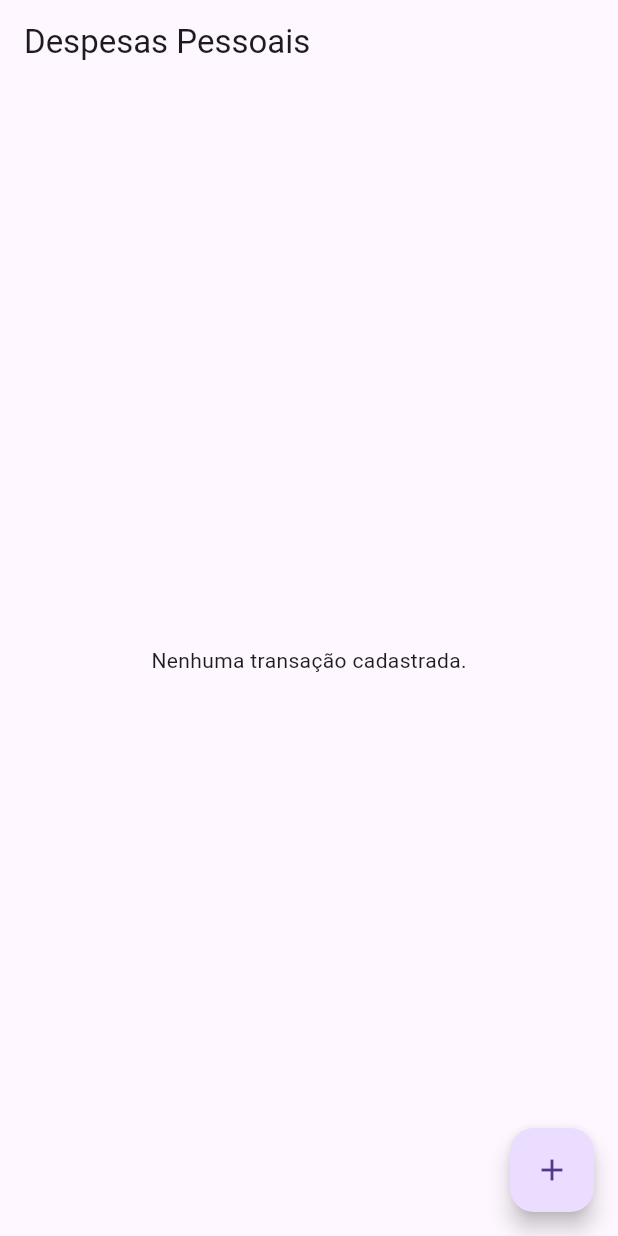
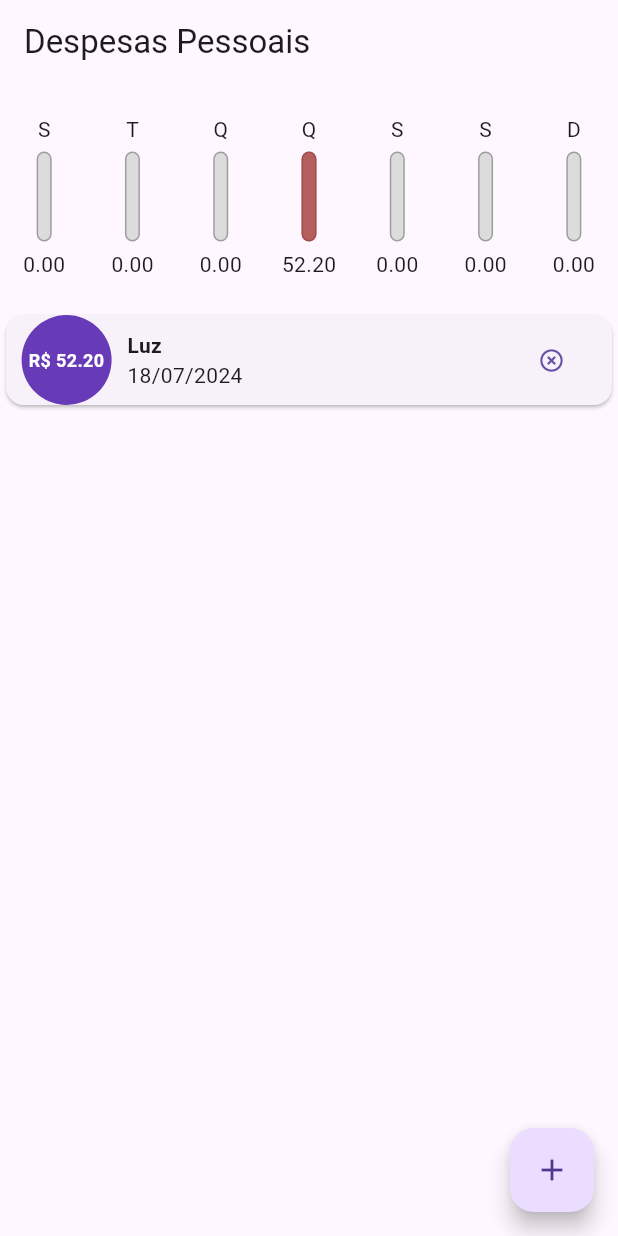
Before and after one commit to Jessyka/flutter-course, a Flutter app: the screen it shows after launch, on a phone screen of 412 x 824 dp. Run offline on Flutter 3.47's test engine with Material 3 defaults, Android fonts, the phone set to English and light mode, and no system bars.

Commit message:
module 4: add weekly cost widget

```diff
--- a/expenses/lib/components/datepickerfield.dart
+++ b/expenses/lib/components/datepickerfield.dart
@@ -26,6 +26,7 @@ class _DatePickerFieldState extends State<DatePickerField> {
     );
     if(pickedDate != null ){
       String formattedDate = DateFormat('yyyy-MM-dd').format(pickedDate);
+      print(pickedDate.weekday);
       setState(() {
           widget._componentController.text = formattedDate; //set foratted date to TextField value.
       });
--- a/expenses/lib/components/itemList.dart
+++ b/expenses/lib/components/itemList.dart
@@ -30,6 +30,7 @@ class ItemList extends StatelessWidget{
         ),
         Expanded(
           child: Column(
+            crossAxisAlignment: CrossAxisAlignment.start,
             children: [
               Text(expense.description, style: TextStyle(fontWeight: FontWeight.bold), textAlign: TextAlign.left,),
               Text(formatDate(expense.transactionDate, [dd, '/', mm, '/', yyyy]), textAlign: TextAlign.left)
--- a/expenses/lib/components/weekcost.dart
+++ b/expenses/lib/components/weekcost.dart
@@ -1,14 +1,96 @@
+import 'package:expenses/models/expense.dart';
 import 'package:flutter/material.dart';
 
 class WeekCostComponent extends StatelessWidget{
 
-  final List<int> weekCost;
+  final List<Expense> expenses;
+  final Map<int,String> weekDays = {
+    1: 'S',
+    2: 'T',
+    3: 'Q',
+    4: 'Q',
+    5: 'S',
+    6: 'S',
+    7: 'D',
+  };
 
-  WeekCostComponent(this.weekCost);
+  WeekCostComponent(this.expenses);
+
+  double _getTotalCost(){
+    double total = 0;
+    for(Expense item in this.expenses){
+        total += item.value;
+    }
+
+    return total;
+  }
+
+  // Map<DateTime, double> _getListGroupedByDate(){
+  //   return this.weekCost.fold<Map<DateTime, double>>({}, (costByWeekDay, item) {
+  //     costByWeekDay[item.transactionDate] = costByWeekDay[item.transactionDate] != null? costByWeekDay[item.transactionDate]! + item.value : item.value;
+
+  //   return costByWeekDay;
+  // });
+
+  // }
+
+  double _getCostByWeekDay(int weekday){
+    double totalCost = 0;
+    for(Expense item in this.expenses){
+      if(item.transactionDate.weekday == weekday)
+        totalCost += item.value;
+    }
+
+    return totalCost;
+
+  }
 
   @override
   Widget build(BuildContext context) {
-    throw UnimplementedError();
+    final double totalCost = _getTotalCost();
+
+    return Row(
+      children: [
+            for(MapEntry<int, String> item in weekDays.entries )
+              Expanded(
+                flex: 1,
+                child: Column(
+                children:
+                [
+                  Text(item.value),
+                  SizedBox(height: 5),
+                  Container(
+                    height: 60,
+                    width: 10,
+                    child: Stack(
+                      alignment: Alignment.bottomCenter,
+                      children: <Widget>[
+                        Container(
+                          decoration: BoxDecoration(
+                          border: Border.all(
+                            color: Colors.grey,
+                            width: 1.0
+                          ),
+                          borderRadius: BorderRadius.circular(5),
+                          color: Color.fromRGBO(220, 220, 220, 1)
+                          ),
+                        ),
+                        FractionallySizedBox(
+                          heightFactor: (_getCostByWeekDay(item.key) / totalCost),
+                          child: Container(
+                            decoration: BoxDecoration(
+                            borderRadius: BorderRadius.circular(5),
+                            color: Color.fromRGBO(165, 42, 42, 0.7)
+                            ),
+                          ),
+                        ),
+                      ],
+                    ),
+                  ),
+                  SizedBox(height: 5,),
+                  Text(_getCostByWeekDay(item.key).toStringAsFixed(2))
+                ],)
+              )
+      ]);
   }
-
 }
--- a/expenses/lib/screens/home.dart
+++ b/expenses/lib/screens/home.dart
@@ -1,4 +1,5 @@
 import 'package:expenses/components/itemList.dart';
+import 'package:expenses/components/weekcost.dart';
 import 'package:expenses/models/expense.dart';
 import 'package:expenses/screens/add_expense.dart';
 import 'package:flutter/material.dart';
@@ -16,7 +17,7 @@ class HomePage extends StatefulWidget {
 
 class _HomePageState extends State<HomePage> {
 
-  List<Expense> _expenses = [];
+  List<Expense> _expenses = [ new Expense('Luz', 52.2, DateTime.now())];
 
   @override
   Widget build(BuildContext context) {
@@ -29,6 +30,9 @@ class _HomePageState extends State<HomePage> {
         _expenses.length > 0 ?
         Column(
           children: [
+            SizedBox(height: 20),
+            WeekCostComponent(_expenses),
+            SizedBox(height: 20),
             for(var item in _expenses )
               ItemList(item, _removeExpense)])
         : Column(
@@ -37,6 +41,10 @@ class _HomePageState extends State<HomePage> {
             Text(
               'Nenhuma transação cadastrada.',
             ),
+            SizedBox(height: 20),
+            Container(
+              child: Image.asset('assets/images/waiting.png',
+              height: 200))
           ],
         ),
       ),
--- a/expenses/pubspec.yaml
+++ b/expenses/pubspec.yaml
@@ -47,9 +47,8 @@ flutter:
   uses-material-design: true
 
   # To add assets to your application, add an assets section, like this:
-  # assets:
-  #   - images/a_dot_burr.jpeg
-  #   - images/a_dot_ham.jpeg
+  assets:
+    - assets/images/waiting.png
 
   # An image asset can refer to one or more resolution-specific "variants", see
   # https://flutter.dev/assets-and-images/#resolution-aware.
```
Also changed, not shown: expenses/assets/images/waiting.png (added).
